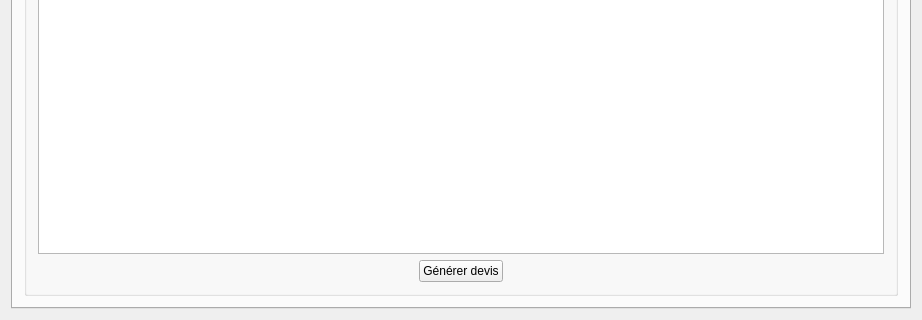
Old version of the form DevisMaker/MainWindow.ui in the repository Andreas-Chatti/DevisMaker; both pictures show x 0 to 922 and y 454 to 774 of the 922 by 774 pixel window.
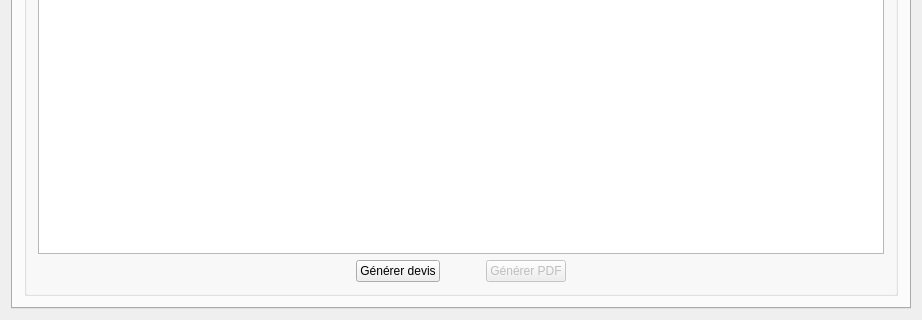
New version of the form. The open tabs and pages were chosen to show the change.

```diff
--- a/DevisMaker/MainWindow.ui
+++ b/DevisMaker/MainWindow.ui
@@ -836,6 +836,39 @@
                </property>
               </widget>
              </item>
+             <item>
+              <spacer name="horizontalSpacer_3">
+               <property name="orientation">
+                <enum>Qt::Orientation::Horizontal</enum>
+               </property>
+               <property name="sizeType">
+                <enum>QSizePolicy::Policy::Fixed</enum>
+               </property>
+               <property name="sizeHint" stdset="0">
+                <size>
+                 <width>40</width>
+                 <height>20</height>
+                </size>
+               </property>
+              </spacer>
+             </item>
+             <item>
+              <widget class="QPushButton" name="generatePdfButton">
+               <property name="enabled">
+                <bool>false</bool>
+               </property>
+               <property name="font">
+                <font>
+                 <family>Segoe UI Historic</family>
+                 <pointsize>9</pointsize>
+                 <bold>false</bold>
+                </font>
+               </property>
+               <property name="text">
+                <string>Générer PDF</string>
+               </property>
+              </widget>
+             </item>
              <item>
               <spacer name="horizontalSpacer_2">
                <property name="orientation">
```
Left out of the diff: 4 changed lines with no effect on the pictures.
